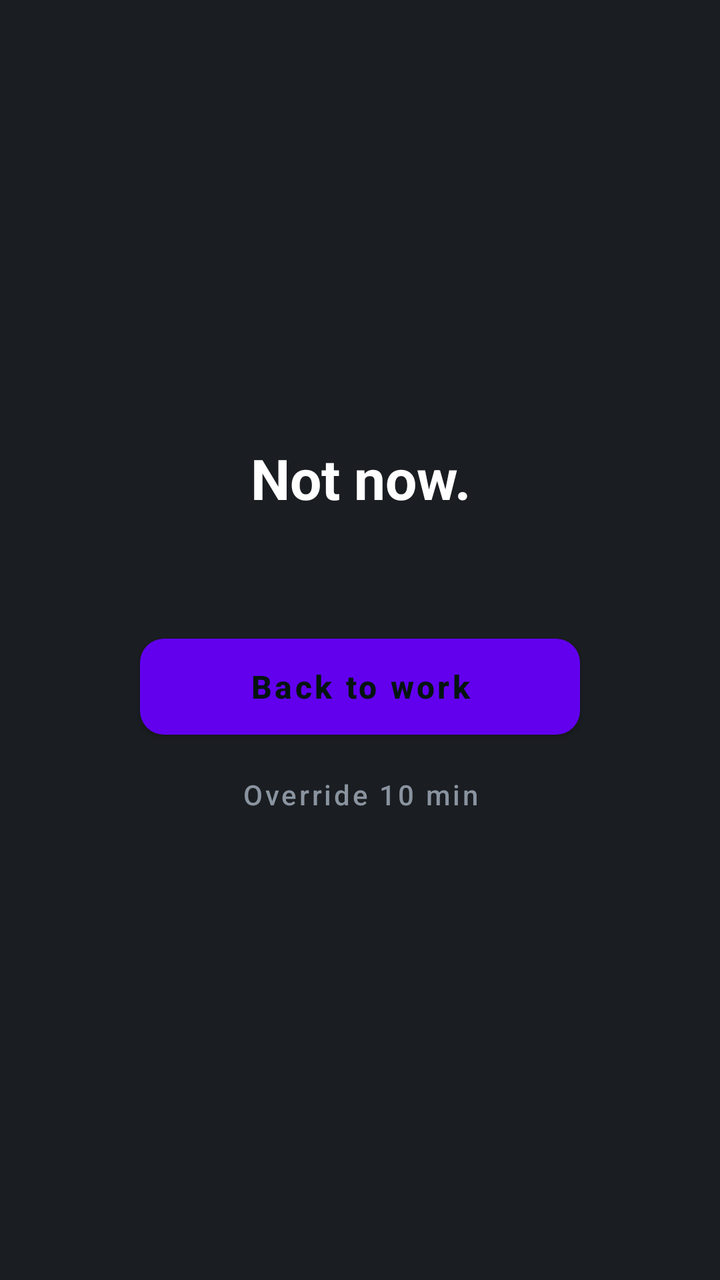
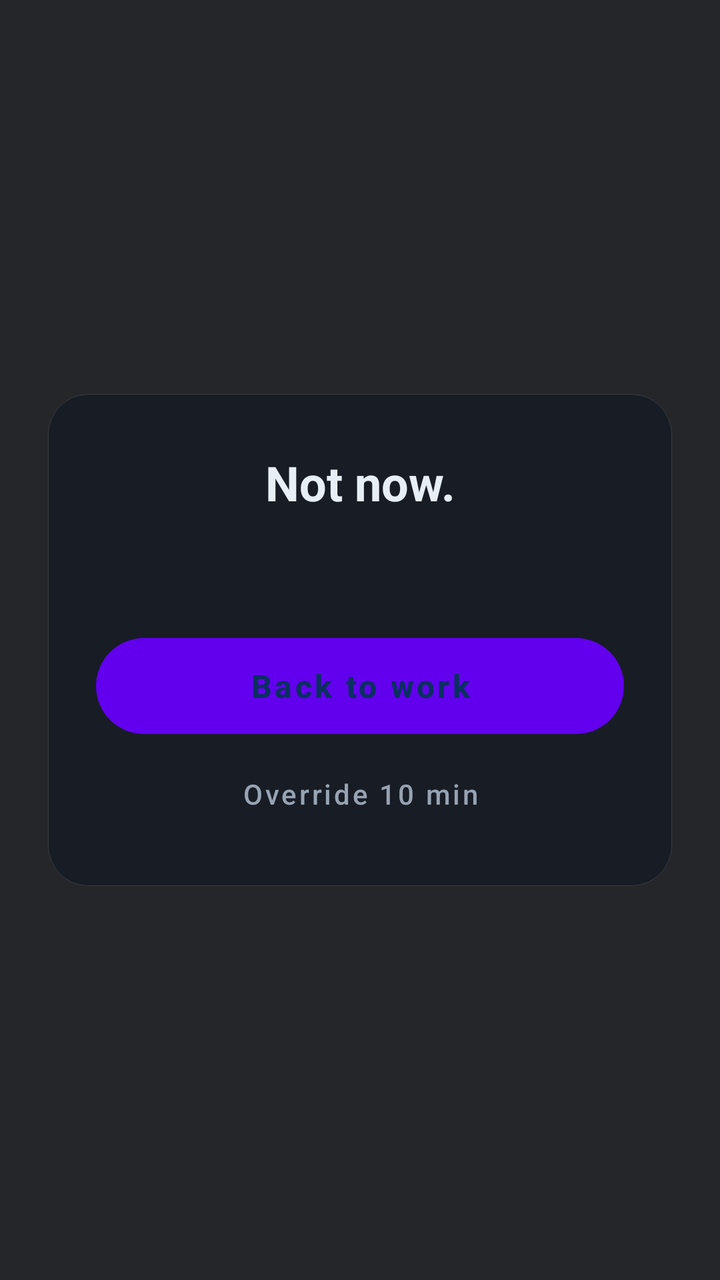

The first picture is an Android layout as it rendered before a commit; the second is the same layout after the commit. The layout source and the unified diff follow.
<!-- AndroidManifest.xml: fallback theme Theme.MaterialComponents.DayNight.NoActionBar -->
<!-- res/layout/overlay_block.xml -->
<?xml version="1.0" encoding="utf-8"?>
<FrameLayout xmlns:android="http://schemas.android.com/apk/res/android"
    android:layout_width="match_parent"
    android:layout_height="match_parent"
    android:background="@drawable/overlay_bg"
    android:clickable="true"
    android:focusable="true">

    <LinearLayout
        android:layout_width="match_parent"
        android:layout_height="wrap_content"
        android:layout_gravity="center"
        android:gravity="center_horizontal"
        android:orientation="vertical"
        android:paddingStart="32dp"
        android:paddingEnd="32dp">

        <TextView
            android:id="@+id/overlay_title"
            android:layout_width="match_parent"
            android:layout_height="wrap_content"
            android:gravity="center"
            android:text="@string/overlay_title_focus_block"
            android:textColor="#FFFFFF"
            android:textSize="28sp"
            android:textStyle="bold" />

        <TextView
            android:id="@+id/overlay_subtitle"
            android:layout_width="match_parent"
            android:layout_height="wrap_content"
            android:layout_marginTop="12dp"
            android:gravity="center"
            android:textColor="#B0BAC5"
            android:textSize="16sp" />

        <TextView
            android:id="@+id/overlay_source"
            android:layout_width="match_parent"
            android:layout_height="wrap_content"
            android:layout_marginTop="8dp"
            android:gravity="center"
            android:textColor="#2EE6A6"
            android:textSize="13sp"
            android:visibility="gone" />

        <Button
            android:id="@+id/overlay_back"
            android:layout_width="wrap_content"
            android:layout_height="wrap_content"
            android:layout_marginTop="28dp"
            android:background="@drawable/overlay_btn_work"
            android:minWidth="220dp"
            android:minHeight="48dp"
            android:paddingStart="24dp"
            android:paddingEnd="24dp"
            android:text="@string/overlay_back"
            android:textAllCaps="false"
            android:textColor="#04140F"
            android:textSize="16sp"
            android:textStyle="bold" />

        <Button
            android:id="@+id/overlay_override"
            android:layout_width="wrap_content"
            android:layout_height="wrap_content"
            android:layout_marginTop="8dp"
            android:background="@drawable/overlay_btn_override"
            android:minHeight="44dp"
            android:text="@string/overlay_override"
            android:textAllCaps="false"
            android:textColor="#8A94A0"
            android:textSize="14sp" />
    </LinearLayout>
</FrameLayout>
<!-- resources referenced by this layout -->
<resources>
  <!-- drawable overlay_bg (drawable) -->
  <?xml version="1.0" encoding="utf-8"?>
  <shape xmlns:android="http://schemas.android.com/apk/res/android"
      android:shape="rectangle">
      <solid android:color="#F20E1116" />
  </shape>
  <!-- drawable overlay_btn_override (drawable) -->
  <?xml version="1.0" encoding="utf-8"?>
  <shape xmlns:android="http://schemas.android.com/apk/res/android"
      android:shape="rectangle">
      <solid android:color="#00000000" />
  </shape>
  <!-- drawable overlay_btn_work (drawable) -->
  <?xml version="1.0" encoding="utf-8"?>
  <shape xmlns:android="http://schemas.android.com/apk/res/android"
      android:shape="rectangle">
      <solid android:color="#2EE6A6" />
      <corners android:radius="12dp" />
  </shape>
  <string name="overlay_back">Back to work</string>
  <string name="overlay_override">Override 10 min</string>
  <string name="overlay_title_focus_block">Not now.</string>
</resources>

<!-- the commit's change to res/layout/overlay_block.xml (unified diff, before → after) -->
@@ -10,10 +10,15 @@
         android:layout_width="match_parent"
         android:layout_height="wrap_content"
         android:layout_gravity="center"
+        android:layout_marginStart="24dp"
+        android:layout_marginEnd="24dp"
+        android:background="@drawable/overlay_card"
         android:gravity="center_horizontal"
         android:orientation="vertical"
-        android:paddingStart="32dp"
-        android:paddingEnd="32dp">
+        android:paddingStart="24dp"
+        android:paddingTop="28dp"
+        android:paddingEnd="24dp"
+        android:paddingBottom="24dp">
 
         <TextView
             android:id="@+id/overlay_title"
@@ -21,8 +26,8 @@
             android:layout_height="wrap_content"
             android:gravity="center"
             android:text="@string/overlay_title_focus_block"
-            android:textColor="#FFFFFF"
-            android:textSize="28sp"
+            android:textColor="#E8EEF5"
+            android:textSize="24sp"
             android:textStyle="bold" />
 
         <TextView
@@ -31,7 +36,7 @@
             android:layout_height="wrap_content"
             android:layout_marginTop="12dp"
             android:gravity="center"
-            android:textColor="#B0BAC5"
+            android:textColor="#97A3B2"
             android:textSize="16sp" />
 
         <TextView
@@ -40,23 +45,25 @@
             android:layout_height="wrap_content"
             android:layout_marginTop="8dp"
             android:gravity="center"
-            android:textColor="#2EE6A6"
+            android:textColor="#A8C7FA"
             android:textSize="13sp"
             android:visibility="gone" />
 
         <Button
             android:id="@+id/overlay_back"
-            android:layout_width="wrap_content"
+            android:layout_width="match_parent"
             android:layout_height="wrap_content"
             android:layout_marginTop="28dp"
             android:background="@drawable/overlay_btn_work"
-            android:minWidth="220dp"
+            android:backgroundTint="#A8C7FA"
+            android:elevation="0dp"
             android:minHeight="48dp"
             android:paddingStart="24dp"
             android:paddingEnd="24dp"
+            android:stateListAnimator="@null"
             android:text="@string/overlay_back"
             android:textAllCaps="false"
-            android:textColor="#04140F"
+            android:textColor="#0A305F"
             android:textSize="16sp"
             android:textStyle="bold" />
 
@@ -66,10 +73,13 @@
             android:layout_height="wrap_content"
             android:layout_marginTop="8dp"
             android:background="@drawable/overlay_btn_override"
+            android:backgroundTint="#00000000"
+            android:elevation="0dp"
             android:minHeight="44dp"
+            android:stateListAnimator="@null"
             android:text="@string/overlay_override"
             android:textAllCaps="false"
-            android:textColor="#8A94A0"
+            android:textColor="#97A3B2"
             android:textSize="14sp" />
     </LinearLayout>
 </FrameLayout>
<!-- resource entries referenced after the edit -->
@@ -4,20 +4,31 @@
   <?xml version="1.0" encoding="utf-8"?>
   <shape xmlns:android="http://schemas.android.com/apk/res/android"
       android:shape="rectangle">
-      <solid android:color="#F20E1116" />
+      <solid android:color="#E007090C" />
   </shape>
   <!-- drawable overlay_btn_override (drawable) -->
   <?xml version="1.0" encoding="utf-8"?>
   <shape xmlns:android="http://schemas.android.com/apk/res/android"
       android:shape="rectangle">
       <solid android:color="#00000000" />
+      <corners android:radius="999dp" />
   </shape>
   <!-- drawable overlay_btn_work (drawable) -->
   <?xml version="1.0" encoding="utf-8"?>
   <shape xmlns:android="http://schemas.android.com/apk/res/android"
       android:shape="rectangle">
-      <solid android:color="#2EE6A6" />
-      <corners android:radius="12dp" />
+      <solid android:color="#A8C7FA" />
+      <corners android:radius="999dp" />
+  </shape>
+  <!-- drawable overlay_card (drawable) -->
+  <?xml version="1.0" encoding="utf-8"?>
+  <shape xmlns:android="http://schemas.android.com/apk/res/android"
+      android:shape="rectangle">
+      <solid android:color="#171C25" />
+      <corners android:radius="20dp" />
+      <stroke
+          android:width="1px"
+          android:color="#1FFFFFFF" />
   </shape>
   <string name="overlay_back">Back to work</string>
   <string name="overlay_override">Override 10 min</string>
